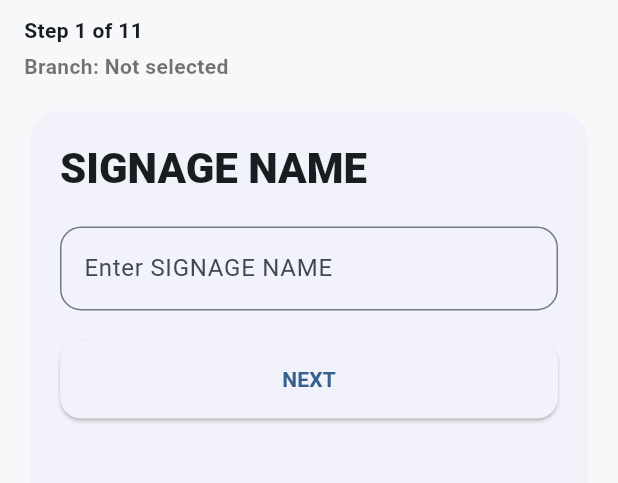
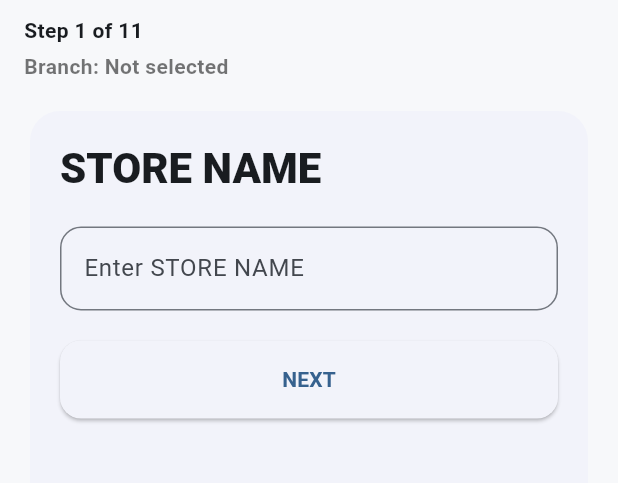
Before and after one commit to xconmik/RCMACAPAGAL-GFORM, a Flutter app: the MultiStepFormScreen screen opened directly, swiped to page 4, on a phone screen of 412 x 824 dp, the part 84-567 px from its top. Run offline on Flutter 3.47's test engine with Material 3 defaults, Android fonts, the light colour scheme and no system bars; our stand-ins replace geolocator, image_picker, shared_preferences; accounts and stored records are empty.

Commit message:
Update signage label to STORE NAME

```diff
--- a/lib/screens/multi_step_form_screen.dart
+++ b/lib/screens/multi_step_form_screen.dart
@@ -38,7 +38,8 @@ class _MultiStepFormScreenState extends State<MultiStepFormScreen> {
   final ImageCaptureService _imageCaptureService = ImageCaptureService();
   final UploadService _uploadService = UploadService();
   final LocalStorageService _localStorageService = LocalStorageService();
-  final LocationCatalogService _locationCatalogService = LocationCatalogService();
+  final LocationCatalogService _locationCatalogService =
+      LocationCatalogService();
 
   final TextEditingController _outletCodeController = TextEditingController();
   final TextEditingController _fullNameController = TextEditingController();
@@ -60,7 +61,8 @@ class _MultiStepFormScreenState extends State<MultiStepFormScreen> {
   String? _selectedBarangay;
 
   List<String> _branches = const <String>[];
-  Map<String, List<String>> _branchMunicipalities = const <String, List<String>>{};
+  Map<String, List<String>> _branchMunicipalities =
+      const <String, List<String>>{};
   Map<String, Map<String, List<String>>> _branchMunicipalityBarangays =
       const <String, Map<String, List<String>>>{};
 
@@ -164,7 +166,7 @@ class _MultiStepFormScreenState extends State<MultiStepFormScreen> {
         return true;
       case 3:
         if (_signageNameController.text.trim().isEmpty) {
-          _showError('Signage name is required.');
+          _showError('Store name is required.');
           return false;
         }
         _formData.signageName = _signageNameController.text.trim();
@@ -222,7 +224,8 @@ class _MultiStepFormScreenState extends State<MultiStepFormScreen> {
             : null;
         return true;
       case 8:
-        if (_formData.awningQuantity == null || _formData.awningQuantity!.isEmpty) {
+        if (_formData.awningQuantity == null ||
+            _formData.awningQuantity!.isEmpty) {
           _showError('Please choose awning quantity.');
           return false;
         }
@@ -238,7 +241,8 @@ class _MultiStepFormScreenState extends State<MultiStepFormScreen> {
             : null;
         return true;
       case 9:
-        if (_formData.flangeQuantity == null || _formData.flangeQuantity!.isEmpty) {
+        if (_formData.flangeQuantity == null ||
+            _formData.flangeQuantity!.isEmpty) {
           _showError('Please choose flange quantity.');
           return false;
         }
@@ -405,9 +409,9 @@ class _MultiStepFormScreenState extends State<MultiStepFormScreen> {
 
   Widget _buildBranchStep() {
     if (_isLocationCatalogLoading) {
-      return StepCard(
+      return const StepCard(
         title: 'Select Branch',
-        child: const Column(
+        child: Column(
           children: [
             CircularProgressIndicator(),
             SizedBox(height: 12),
@@ -428,15 +432,15 @@ class _MultiStepFormScreenState extends State<MultiStepFormScreen> {
               style: const TextStyle(fontWeight: FontWeight.w600),
             ),
             const SizedBox(height: 14),
-            PrimaryActionButton(label: 'RETRY', onPressed: _loadLocationCatalog),
+            PrimaryActionButton(
+                label: 'RETRY', onPressed: _loadLocationCatalog),
           ],
         ),
       );
     }
 
-    final selectedBranch = _branches.contains(_formData.branch)
-        ? _formData.branch
-        : null;
+    final selectedBranch =
+        _branches.contains(_formData.branch) ? _formData.branch : null;
 
     return StepCard(
       title: 'Select Branch',
@@ -571,7 +575,8 @@ class _MultiStepFormScreenState extends State<MultiStepFormScreen> {
     final branch = _formData.branch;
     final branchMap = branch == null
         ? const <String, List<String>>{}
-        : (_branchMunicipalityBarangays[branch] ?? const <String, List<String>>{});
+        : (_branchMunicipalityBarangays[branch] ??
+            const <String, List<String>>{});
 
     if (municipality != null && municipality.isNotEmpty) {
       return branchMap[municipality] ?? const [];
@@ -592,9 +597,8 @@ class _MultiStepFormScreenState extends State<MultiStepFormScreen> {
         ? _selectedMunicipality
         : null;
     final barangays = _barangayOptions(municipality: selectedMunicipality);
-    final selectedBarangay = barangays.contains(_selectedBarangay)
-        ? _selectedBarangay
-        : null;
+    final selectedBarangay =
+        barangays.contains(_selectedBarangay) ? _selectedBarangay : null;
 
     return StepCard(
       title: 'LOCATION DETAILS',
@@ -609,8 +613,8 @@ class _MultiStepFormScreenState extends State<MultiStepFormScreen> {
               ),
             ),
             items: municipalities
-                .map((municipality) =>
-                    DropdownMenuItem(value: municipality, child: Text(municipality)))
+                .map((municipality) => DropdownMenuItem(
+                    value: municipality, child: Text(municipality)))
                 .toList(),
             onChanged: (value) {
               setState(() {
@@ -629,7 +633,8 @@ class _MultiStepFormScreenState extends State<MultiStepFormScreen> {
               ),
             ),
             items: barangays
-                .map((barangay) => DropdownMenuItem(value: barangay, child: Text(barangay)))
+                .map((barangay) =>
+                    DropdownMenuItem(value: barangay, child: Text(barangay)))
                 .toList(),
             onChanged: (value) {
               setState(() {
@@ -685,6 +690,17 @@ class _MultiStepFormScreenState extends State<MultiStepFormScreen> {
                   height: 120,
                   width: double.infinity,
                   fit: BoxFit.cover,
+                  cacheWidth: 1080,
+                  filterQuality: FilterQuality.low,
+                  errorBuilder: (context, error, stackTrace) {
+                    return Container(
+                      height: 120,
+                      width: double.infinity,
+                      alignment: Alignment.center,
+                      color: Colors.black12,
+                      child: const Text('Unable to preview image'),
+                    );
+                  },
                 ),
               ),
             if (imageData != null) const SizedBox(height: 10),
@@ -779,7 +795,7 @@ class _MultiStepFormScreenState extends State<MultiStepFormScreen> {
                     buttonLabel: 'NEXT',
                   ),
                   _buildTextStep(
-                    title: 'SIGNAGE NAME',
+                    title: 'STORE NAME',
                     controller: _signageNameController,
                     buttonLabel: 'NEXT',
                   ),
@@ -914,8 +930,8 @@ class _MultiStepFormScreenState extends State<MultiStepFormScreen> {
                             isUploading: _isUploadingCompletion,
                             onCameraUpload: () =>
                                 _captureImage('completion', ImageSource.camera),
-                            onAlbumUpload: () =>
-                                _captureImage('completion', ImageSource.gallery),
+                            onAlbumUpload: () => _captureImage(
+                                'completion', ImageSource.gallery),
                           ),
                           const SizedBox(height: 16),
                           PrimaryActionButton(
```
